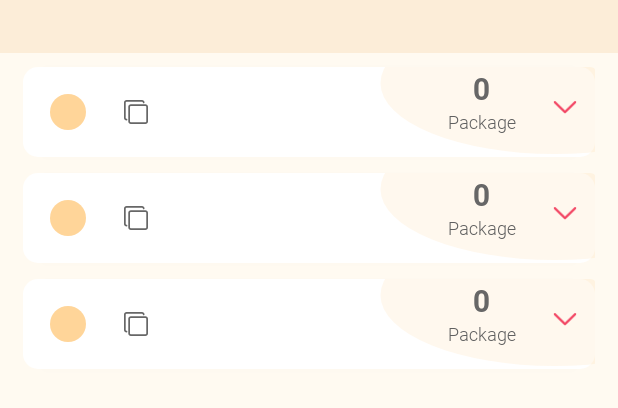
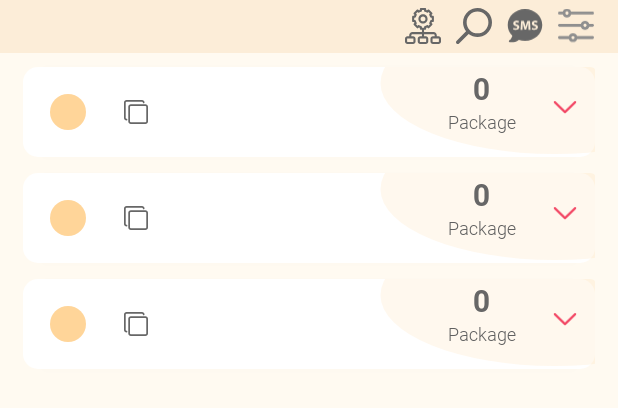
Before and after one commit to burhanassi/Traccar-app, an Android app: the layout fragment_in_car_packages.xml on its own in the app's theme, with its tools: preview values and no code run, on a phone screen of 412 x 824 dp. Shown: the top 408 px of the screen. Run offline under Robolectric (Android 15) with nearby library versions, the phone set to English and light mode, and no system bars; network calls fail.

Commit message:
add the icons for in car packages actions

```diff
--- /dev/null
+++ b/app/src/main/res/drawable/ic_search_gray.xml
@@ -0,0 +1,10 @@
+<vector xmlns:android="http://schemas.android.com/apk/res/android"
+    android:width="512dp"
+    android:height="512dp"
+    android:autoMirrored="true"
+    android:viewportWidth="461.52"
+    android:viewportHeight="461.52">
+    <path
+        android:fillColor="#676767"
+        android:pathData="m275.77,371.33c-41.25,0 -81.32,-13.76 -113.87,-39.11l-122.78,122.78c-9.17,8.86 -23.79,8.6 -32.65,-0.57 -8.64,-8.95 -8.64,-23.13 -0,-32.08l122.78,-122.78c-62.9,-80.97 -48.25,-197.6 32.72,-260.49s197.59,-48.25 260.49,32.72 48.25,197.6 -32.72,260.49c-32.6,25.32 -72.7,39.06 -113.98,39.04zM374.42,87.06c-54.48,-54.49 -142.82,-54.49 -197.3,-0s-54.49,142.82 -0,197.3 142.82,54.49 197.3,0c0,-0 0,-0 0,-0 54.48,-54.09 54.81,-142.1 0.72,-196.59 -0.24,-0.24 -0.48,-0.48 -0.72,-0.72z" />
+</vector>
--- /dev/null
+++ b/app/src/main/res/drawable/ic_status_filter.xml
@@ -0,0 +1,24 @@
+<vector xmlns:android="http://schemas.android.com/apk/res/android"
+    android:width="22dp"
+    android:height="21dp"
+    android:viewportWidth="22"
+    android:viewportHeight="21">
+  <path
+      android:fillColor="#8F8F8F"
+      android:fillType="nonZero"
+      android:pathData="M21.125,1.86L8.036,1.86C7.677,0.791 6.666,0.019 5.477,0.019C4.289,0.019 3.278,0.791 2.918,1.86L0.875,1.86C0.4,1.86 0.015,2.245 0.015,2.719C0.015,3.194 0.4,3.579 0.875,3.579L2.918,3.579C3.278,4.648 4.289,5.42 5.477,5.42C6.666,5.42 7.677,4.648 8.036,3.579L21.125,3.579C21.6,3.579 21.985,3.194 21.985,2.719C21.985,2.245 21.6,1.86 21.125,1.86ZM5.477,3.701C4.936,3.701 4.496,3.261 4.496,2.719C4.496,2.178 4.936,1.738 5.477,1.738C6.018,1.738 6.459,2.178 6.459,2.719C6.459,3.261 6.018,3.701 5.477,3.701Z"
+      android:strokeWidth="1"
+      android:strokeColor="#00000000" />
+  <path
+      android:fillColor="#8F8F8F"
+      android:fillType="nonZero"
+      android:pathData="M21.125,9.224L19.082,9.224C18.722,8.155 17.711,7.383 16.523,7.383C15.334,7.383 14.323,8.155 13.964,9.224L0.875,9.224C0.4,9.224 0.015,9.609 0.015,10.083C0.015,10.558 0.4,10.943 0.875,10.943L13.964,10.943C14.323,12.011 15.334,12.784 16.523,12.784C17.711,12.784 18.722,12.011 19.082,10.943L21.125,10.943C21.6,10.943 21.985,10.558 21.985,10.083C21.985,9.609 21.6,9.224 21.125,9.224ZM16.523,11.065C15.982,11.065 15.541,10.625 15.541,10.083C15.541,9.542 15.982,9.102 16.523,9.102C17.064,9.102 17.504,9.542 17.504,10.083C17.504,10.625 17.064,11.065 16.523,11.065Z"
+      android:strokeWidth="1"
+      android:strokeColor="#00000000" />
+  <path
+      android:fillColor="#8F8F8F"
+      android:fillType="nonZero"
+      android:pathData="M21.125,16.588L11.718,16.588C11.359,15.519 10.348,14.747 9.159,14.747C7.97,14.747 6.96,15.519 6.6,16.588L0.875,16.588C0.4,16.588 0.015,16.973 0.015,17.447C0.015,17.922 0.4,18.307 0.875,18.307L6.6,18.307C6.96,19.375 7.97,20.148 9.159,20.148C10.348,20.148 11.359,19.375 11.718,18.307L21.125,18.307C21.6,18.307 21.985,17.922 21.985,17.447C21.985,16.973 21.6,16.588 21.125,16.588ZM9.159,18.429C8.618,18.429 8.177,17.988 8.177,17.447C8.177,16.906 8.618,16.466 9.159,16.466C9.7,16.466 10.141,16.906 10.141,17.447C10.141,17.988 9.7,18.429 9.159,18.429L9.159,18.429Z"
+      android:strokeWidth="1"
+      android:strokeColor="#00000000" />
+</vector>
--- a/app/src/main/res/layout/fragment_in_car_packages.xml
+++ b/app/src/main/res/layout/fragment_in_car_packages.xml
@@ -11,20 +11,52 @@
         <LinearLayout
             android:layout_width="match_parent"
             android:layout_height="35dp"
+            android:gravity="center_vertical"
             android:background="@color/peach_orange_tab_pager_bar">
 
             <TextView
                 android:id="@+id/text_title"
                 style="@style/LogesTechsBold"
-                android:layout_width="0dp"
+                android:layout_width="wrap_content"
                 android:layout_height="wrap_content"
                 android:layout_gravity="center_vertical"
                 android:layout_marginStart="16dp"
                 android:layout_marginEnd="16dp"
-                android:layout_weight="1"
                 android:textColor="@color/fontTrackHint"
                 android:textSize="14sp" />
 
+            <View
+                android:layout_width="0dp"
+                android:layout_height="0dp"
+                android:layout_weight="1" />
+
+            <ImageView
+                android:layout_width="24dp"
+                android:layout_height="24dp"
+                android:layout_marginEnd="10dp"
+                android:src="@drawable/ic_view_mode"
+                tools:ignore="ContentDescription" />
+
+            <ImageView
+                android:layout_width="24dp"
+                android:layout_height="24dp"
+                android:layout_marginEnd="10dp"
+                android:src="@drawable/ic_search_gray"
+                tools:ignore="ContentDescription" />
+
+            <ImageView
+                android:layout_width="24dp"
+                android:layout_height="24dp"
+                android:layout_marginEnd="10dp"
+                android:src="@drawable/ic_button_sms"
+                tools:ignore="ContentDescription" />
+
+            <ImageView
+                android:layout_width="24dp"
+                android:layout_height="24dp"
+                android:layout_marginEnd="16dp"
+                android:src="@drawable/ic_status_filter"
+                tools:ignore="ContentDescription" />
         </LinearLayout>
 
         <FrameLayout
```
